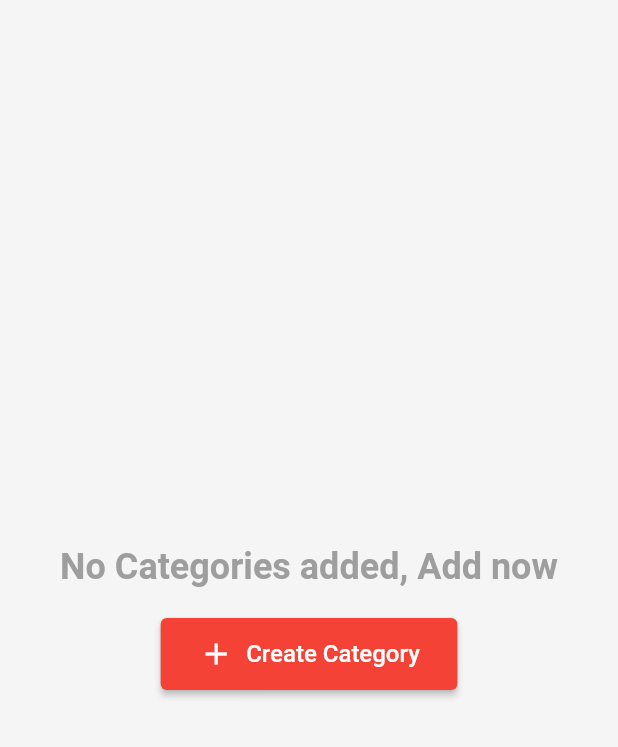
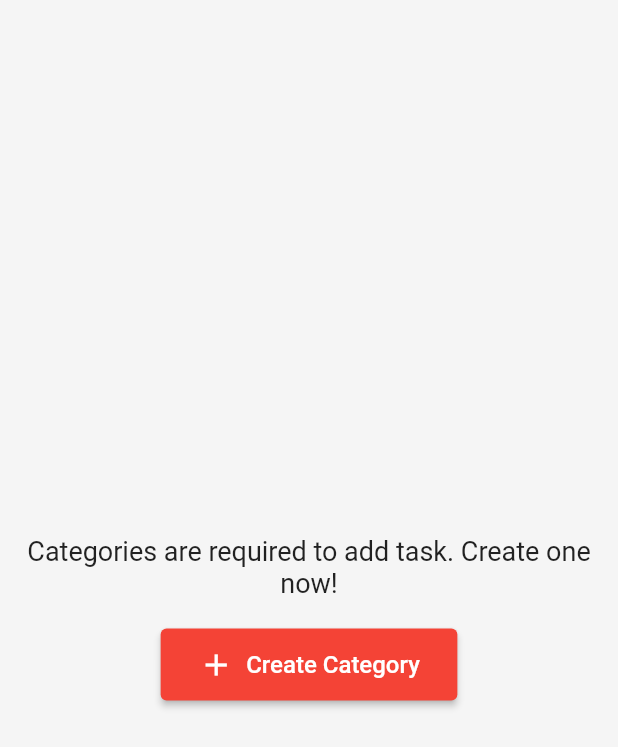
Before and after one commit to Imagine-Me/todo, a Flutter app: the AddCategory widget shown alone on an empty page, opened directly, on a phone screen of 412 x 824 dp. Shown: the top 747 px of the screen. Run offline on Flutter 3.47's test engine with Material 2 defaults, Android fonts, the phone set to English and light mode, and no system bars; our stand-ins replace bloc, drift, equatable, flutter_bloc, flutter_local_notifications, flutter_native_timezone and 2 more; accounts and stored records are empty; generated files the repository leaves out were written again.

Commit message:
resolve filtering bug

```diff
--- a/lib/src/logic/bloc/todo/todo_state.dart
+++ b/lib/src/logic/bloc/todo/todo_state.dart
@@ -85,6 +85,7 @@ class TodoLoaded extends TodoState with EquatableMixin {
           ...todos.map((e) => e.id).toList(),
           ...todos.map((e) => e.remindAt).toList(),
           ...todos.map((e) => e.notification).toList(),
+          category,
           categoryState
         ];
 
--- a/lib/src/presentation/screens/home/components/add_category.dart
+++ b/lib/src/presentation/screens/home/components/add_category.dart
@@ -9,10 +9,10 @@ class AddCategory extends StatelessWidget {
       child: Column(
         mainAxisAlignment: MainAxisAlignment.center,
         children: [
-          Text(
-            'No Categories added, Add now',
+          const Text(
+            'Categories are required to add task. Create one now!',
             textAlign: TextAlign.center,
-            style: Theme.of(context).textTheme.headline3,
+            style: TextStyle(fontSize: 18),
           ),
           const SizedBox(
             height: 20,
--- a/lib/src/presentation/screens/initial.dart
+++ b/lib/src/presentation/screens/initial.dart
@@ -19,7 +19,6 @@ class _InitialScreenState extends State<InitialScreen> {
     return BlocConsumer<UserBloc, UserState>(
       listener: (context, state) {
         if (state is UserLoaded) {
-          print('Something happended');
           Navigator.of(context).popAndPushNamed('/home');
         }
       },
```
Also changed, not shown: lib/src/logic/bloc/todo/todo_bloc.dart (+9 -3 lines), lib/src/presentation/screens/home/components/todo_empty.dart (+17 -4 lines).
